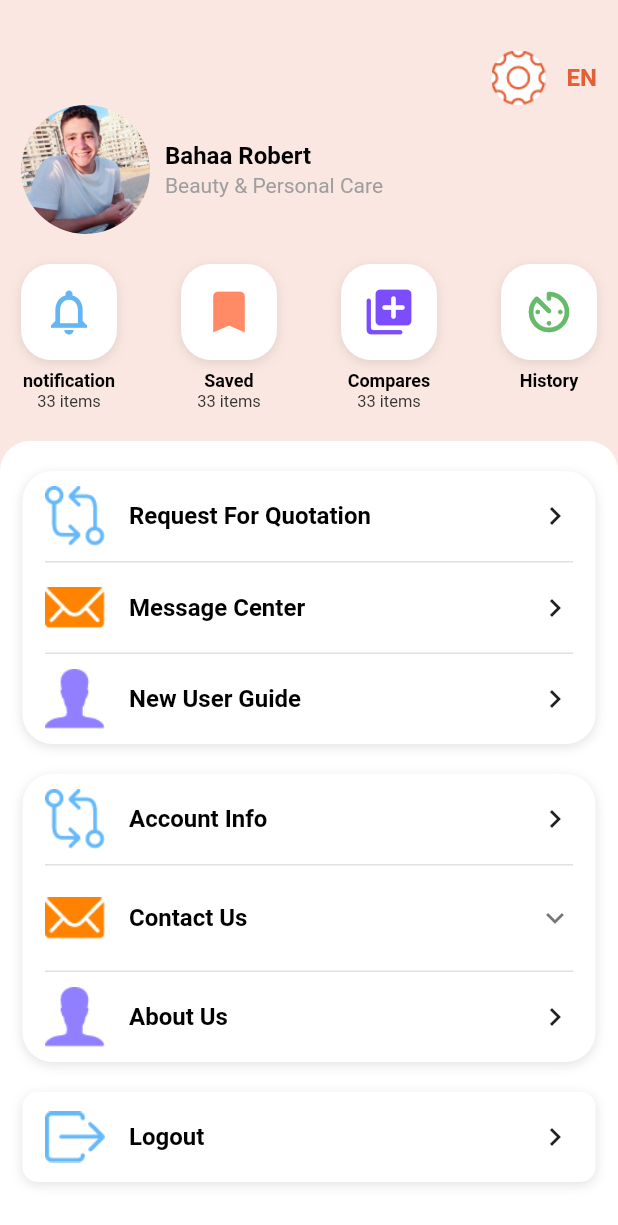
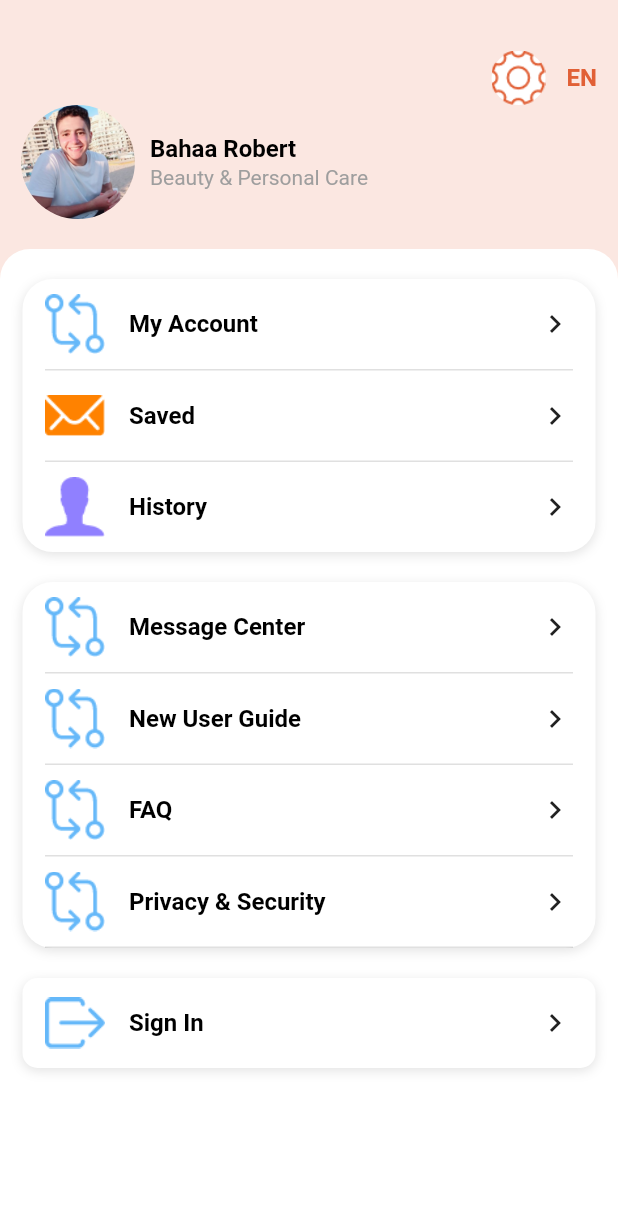
Before and after one commit to Moaaz121/flutter-api, a Flutter app: the ProfileScreen screen opened by its route, on a phone screen of 412 x 824 dp. Shown: the top 1225 px of the screen. Run offline on Flutter 3.47's test engine with Material 2 defaults, Android fonts, the phone set to English and light mode, and no system bars; our stand-ins replace carousel_slider, device_preview, flutter_rating_bar, shared_preferences, smooth_page_indicator; missing offline and left inert: flutter_dropdown; accounts and stored records are empty; Roboto replaces fonts that are missing (Roboto-Medium).

Commit message:
profile updated

```diff
--- a/bawabtalsharq/lib/Screens/profile_screen.dart
+++ b/bawabtalsharq/lib/Screens/profile_screen.dart
@@ -71,8 +71,8 @@ class _ProfileScreenState extends State<ProfileScreen> {
                 crossAxisAlignment: CrossAxisAlignment.center,
                 children: [
                   Container(
-                    width: 86,
-                    height: 86,
+                    width: 76,
+                    height: 76,
                     decoration: BoxDecoration(
                       shape: BoxShape.circle,
                       image: DecorationImage(
@@ -100,52 +100,49 @@ class _ProfileScreenState extends State<ProfileScreen> {
                 ],
               ),
             ),
-            SizedBox(
-              height: 20,
-            ),
-            Padding(
-              padding: const EdgeInsets.only(left: 14, right: 14),
-              child: Row(
-                mainAxisAlignment: MainAxisAlignment.spaceBetween,
-                children: [
-                  cardProfile(
-                    onPressed: () {
-                      print('Notification');
-                    },
-                    text: Languages.of(context).notification,
-                    subText: '33 ' + Languages.of(context).items,
-                    icon: Icons.notifications_none,
-                    colorIcon: Colors.blue[300],
-                  ),
-                  cardProfile(
-                    onPressed: () {
-                      print('Saved');
-                    },
-                    text: Languages.of(context).saved,
-                    subText: '33 ' + Languages.of(context).items,
-                    icon: Icons.bookmark_rounded,
-                    colorIcon: Colors.deepOrange[300],
-                  ),
-                  cardProfile(
-                    onPressed: () {
-                      print('Compares');
-                    },
-                    text: Languages.of(context).compares,
-                    subText: '33 ' + Languages.of(context).items,
-                    icon: Icons.add_to_photos_rounded,
-                    colorIcon: Colors.deepPurpleAccent,
-                  ),
-                  cardProfile(
-                    onPressed: () {
-                      print('History');
-                    },
-                    text: Languages.of(context).history,
-                    icon: Icons.av_timer_rounded,
-                    colorIcon: Colors.green[400],
-                  ),
-                ],
-              ),
-            ),
+            // Padding(
+            //   padding: const EdgeInsets.only(left: 14, right: 14),
+            //   child: Row(
+            //     mainAxisAlignment: MainAxisAlignment.spaceBetween,
+            //     children: [
+            //       cardProfile(
+            //         onPressed: () {
+            //           print('Notification');
+            //         },
+            //         text: Languages.of(context).notification,
+            //         subText: '33 ' + Languages.of(context).items,
+            //         icon: Icons.notifications_none,
+            //         colorIcon: Colors.blue[300],
+            //       ),
+            //       cardProfile(
+            //         onPressed: () {
+            //           print('Saved');
+            //         },
+            //         text: Languages.of(context).saved,
+            //         subText: '33 ' + Languages.of(context).items,
+            //         icon: Icons.bookmark_rounded,
+            //         colorIcon: Colors.deepOrange[300],
+            //       ),
+            //       cardProfile(
+            //         onPressed: () {
+            //           print('Compares');
+            //         },
+            //         text: Languages.of(context).compares,
+            //         subText: '33 ' + Languages.of(context).items,
+            //         icon: Icons.add_to_photos_rounded,
+            //         colorIcon: Colors.deepPurpleAccent,
+            //       ),
+            //       cardProfile(
+            //         onPressed: () {
+            //           print('History');
+            //         },
+            //         text: Languages.of(context).history,
+            //         icon: Icons.av_timer_rounded,
+            //         colorIcon: Colors.green[400],
+            //       ),
+            //     ],
+            //   ),
+            // ),
             profileListBuilder(context)
           ],
         ),
@@ -225,24 +222,24 @@ class _ProfileScreenState extends State<ProfileScreen> {
                   children: [
                     unExpansionProfileItem(
                       quotation,
-                      Languages.of(context).quotation,
+                      Languages.of(context).myAccount,
                       () {
-                        print('Quotation Pressed');
+                        print('My Account');
                       },
                     ),
                     unExpansionProfileItem(
                       message,
-                      Languages.of(context).messageCenter,
+                      Languages.of(context).saved,
                       () {
-                        Navigator.pushNamed(
-                            context, ScreenRoutes.messageCenter);
+                        // Navigator.pushNamed(
+                        //     context, ScreenRoutes.messageCenter);
                       },
                     ),
                     unExpansionProfileItem(
                       user,
-                      Languages.of(context).userGuide,
+                      Languages.of(context).history,
                       () {
-                        print('User Guide Pressed');
+                        print('History');
                       },
                       drawDivider: false,
                     ),
@@ -259,59 +256,69 @@ class _ProfileScreenState extends State<ProfileScreen> {
                   children: [
                     unExpansionProfileItem(
                       quotation,
-                      Languages.of(context).accountInfo,
+                      Languages.of(context).messageCenter,
                       () {
-                        print('Account Info');
+                        print('Message Center');
                       },
                     ),
-                    expansionProfileItem(
-                      title: Languages.of(context).contactUs,
-                      image: message,
-                      onClick: () {},
-                      children: [
-                        unExpansionProfileItem(
-                            message, Languages.of(context).phoneNumber, () {
-                          showAnimatedDialog(
-                            context,
-                            phoneNumberDialog(context),
-                          );
-                        },
-                            fontWeight: FontWeight.normal,
-                            drawDivider: false,
-                            textSize: 14),
-                        unExpansionProfileItem(
-                            message, Languages.of(context).sendMessage, () {
-                          showAnimatedDialog(
-                            context,
-                            sendMessageDialog(context),
-                          );
-                        },
-                            fontWeight: FontWeight.normal,
-                            drawDivider: false,
-                            textSize: 14),
-                        unExpansionProfileItem(
-                            message, Languages.of(context).location, () {
-                          showAnimatedDialog(
-                            context,
-                            locationDialog(context),
-                          );
-                        },
-                            fontWeight: FontWeight.normal,
-                            drawDivider: false,
-                            textSize: 14),
-                      ],
+                    unExpansionProfileItem(
+                      quotation,
+                      Languages.of(context).userGuide,
+                      () {
+                        print('User Guide');
+                      },
                     ),
                     unExpansionProfileItem(
-                      user,
-                      Languages.of(context).aboutUs,
+                      quotation,
+                      Languages.of(context).faq,
                       () {
-                        showAnimatedDialog(
-                          context,
-                          aboutUsDialog(context),
-                        );
+                        print('FAQ');
                       },
-                      drawDivider: false,
                     ),
+                    unExpansionProfileItem(
+                      quotation,
+                      Languages.of(context).privacy,
+                      () {
+                        print('Privacy \& Security');
+                      },
+                    ),
+                    // expansionProfileItem(
+                    //   title: Languages.of(context).contactUs,
+                    //   image: message,
+                    //   onClick: () {},
+                    //   children: [
+                    //     unExpansionProfileItem(
+                    //         message, Languages.of(context).phoneNumber, () {
+                    //       showAnimatedDialog(
+                    //         context,
+                    //         phoneNumberDialog(context),
+                    //       );
+                    //     },
+                    //         fontWeight: FontWeight.normal,
+                    //         drawDivider: false,
+                    //         textSize: 14),
+                    //     unExpansionProfileItem(
+                    //         message, Languages.of(context).sendMessage, () {
+                    //       showAnimatedDialog(
+                    //         context,
+                    //         sendMessageDialog(context),
+                    //       );
+                    //     },
+                    //         fontWeight: FontWeight.normal,
+                    //         drawDivider: false,
+                    //         textSize: 14),
+                    //     unExpansionProfileItem(
+                    //         message, Languages.of(context).location, () {
+                    //       showAnimatedDialog(
+                    //         context,
+                    //         locationDialog(context),
+                    //       );
+                    //     },
+                    //         fontWeight: FontWeight.normal,
+                    //         drawDivider: false,
+                    //         textSize: 14),
+                    //   ],
+                    // ),
                   ],
                 ),
               ),
@@ -323,9 +330,9 @@ class _ProfileScreenState extends State<ProfileScreen> {
                 decoration: boxDecorationBuilder(10),
                 child: unExpansionProfileItem(
                   logout,
-                  Languages.of(context).logOut,
+                  Languages.of(context).signIn,
                   () {
-                    print('Logout Pressed');
+                    print('Sign In');
                   },
                   drawDivider: false,
                 ),
@@ -337,48 +344,48 @@ class _ProfileScreenState extends State<ProfileScreen> {
     );
   }
 
-  GestureDetector expansionProfileItem(
-      {@required String title,
-      @required String image,
-      @required List<Widget> children,
-      @required Function onClick}) {
-    return GestureDetector(
-      onTap: onClick,
-      child: Column(
-        children: [
-          ExpansionTile(
-            tilePadding: EdgeInsetsDirectional.fromSTEB(0, 0, 15, 0),
-            title: unExpansionProfileItem(image, title, () {
-              print('Contact Us');
-            }, drawDivider: false, isParent: true),
-            children: [
-              Container(
-                width: MediaQuery.of(context).size.width,
-                margin: EdgeInsets.only(left: 20, right: 20, bottom: 20),
-                decoration: BoxDecoration(
-                  color: Colors.blue[100],
-                  borderRadius: BorderRadius.circular(10),
-                ),
-                child: Column(children: children),
-              )
-            ],
-          ),
-          Divider(
-            indent: 15,
-            endIndent: 15,
-            thickness: 1,
-            height: 1,
-          ),
-        ],
-      ),
-    );
-  }
+  // GestureDetector expansionProfileItem(
+  //     {@required String title,
+  //     @required String image,
+  //     @required List<Widget> children,
+  //     @required Function onClick}) {
+  //   return GestureDetector(
+  //     onTap: onClick,
+  //     child: Column(
+  //       children: [
+  //         ExpansionTile(
+  //           tilePadding: EdgeInsetsDirectional.fromSTEB(0, 0, 15, 0),
+  //           title: unExpansionProfileItem(image, title, () {
+  //             print('Contact Us');
+  //           }, drawDivider: false, isParent: true),
+  //           children: [
+  //             Container(
+  //               width: MediaQuery.of(context).size.width,
+  //               margin: EdgeInsets.only(left: 20, right: 20, bottom: 20),
+  //               decoration: BoxDecoration(
+  //                 color: Colors.blue[100],
+  //                 borderRadius: BorderRadius.circular(10),
+  //               ),
+  //               child: Column(children: children),
+  //             )
+  //           ],
+  //         ),
+  //         Divider(
+  //           indent: 15,
+  //           endIndent: 15,
+  //           thickness: 1,
+  //           height: 1,
+  //         ),
+  //       ],
+  //     ),
+  //   );
+  // }
 
   Widget unExpansionProfileItem(String image, String title, Function onPressed,
       {bool drawDivider = true,
       bool isParent = false,
       double textSize = 16.0,
-      FontWeight fontWeight = FontWeight.w700}) {
+      FontWeight fontWeight = FontWeight.w600}) {
     return GestureDetector(
       onTap: onPressed,
       child: Container(
--- a/bawabtalsharq/lib/Utils/Localization/Language/LanguageAr.dart
+++ b/bawabtalsharq/lib/Utils/Localization/Language/LanguageAr.dart
@@ -49,6 +49,8 @@ class LanguageAr extends Languages {
   String get ascending => 'تصاعدي';
   String get descending => 'تنازلي';
   String get color => 'الألوان';
+  String get faq => 'التعليمات';
+  String get privacy => 'الخصوصية و أمن';
 // end Bahaa
 
 // Start Mosdik
--- a/bawabtalsharq/lib/Utils/Localization/Language/LanguageEn.dart
+++ b/bawabtalsharq/lib/Utils/Localization/Language/LanguageEn.dart
@@ -50,6 +50,8 @@ class LanguageEn extends Languages {
   String get ascending => 'Ascending';
   String get descending => 'Descending';
   String get color => 'Colors';
+  String get faq => 'FAQ';
+  String get privacy => 'Privacy \& Security';
 
 // end Bahaa
 
--- a/bawabtalsharq/lib/Utils/Localization/Language/Languages.dart
+++ b/bawabtalsharq/lib/Utils/Localization/Language/Languages.dart
@@ -51,6 +51,8 @@ abstract class Languages {
   String get lowestPrice;
   String get highestPrice;
   String get color;
+  String get faq;
+  String get privacy;
 
 // end Bahaa
 
```
Also changed, not shown: bawabtalsharq/lib/Screens/interesting_screen.dart (+8 -2 lines), bawabtalsharq/lib/Screens/sub_category_screen.dart (+15 -3 lines).
